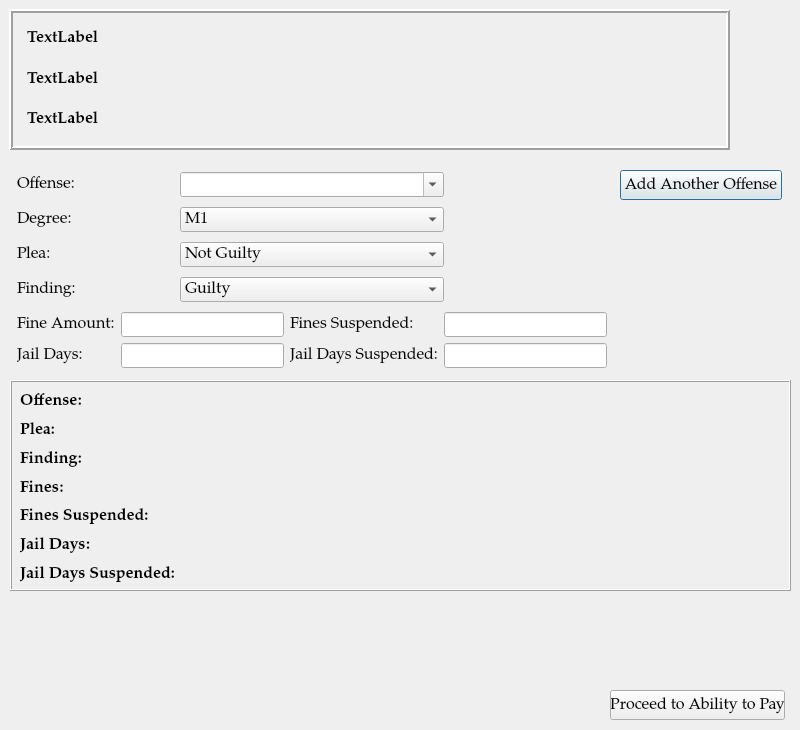
This is ui/SentencingDialog.ui in HunterProgram22/MuniEntry as Qt 5 draws it before an edit. The edited form follows.
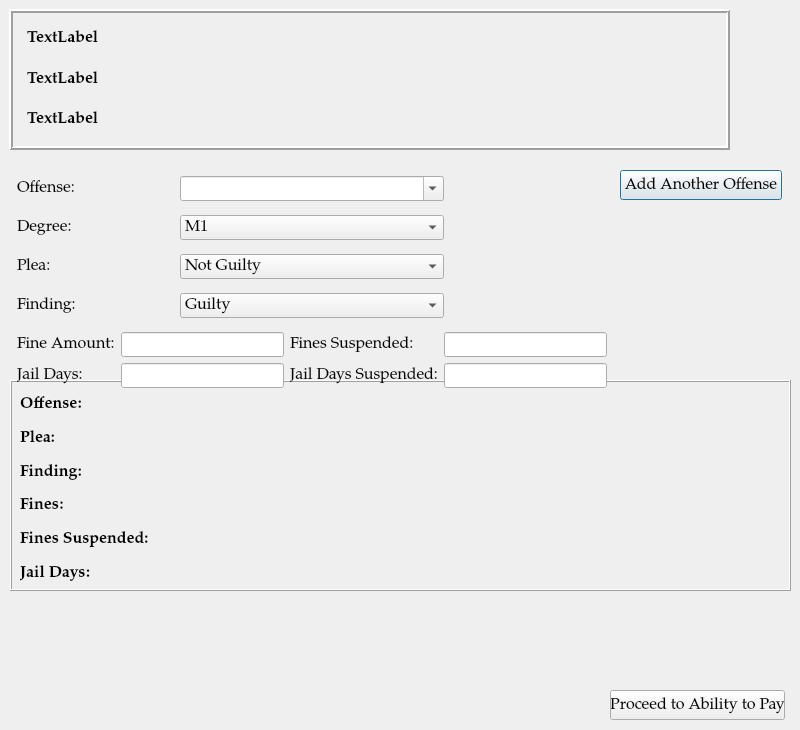
This is the edited form.

Patch:
```diff
--- a/ui/SentencingDialog.ui
+++ b/ui/SentencingDialog.ui
@@ -137,7 +137,7 @@
       <x>10</x>
       <y>10</y>
       <width>761</width>
-      <height>196</height>
+      <height>231</height>
      </rect>
     </property>
     <layout class="QHBoxLayout" name="horizontalLayout_2">
@@ -446,7 +446,7 @@
      <x>17</x>
      <y>168</y>
      <width>590</width>
-     <height>204</height>
+     <height>232</height>
     </rect>
    </property>
    <layout class="QGridLayout" name="gridLayout_5">
```
Left out of the diff: 2 changed lines with no effect on the pictures.
